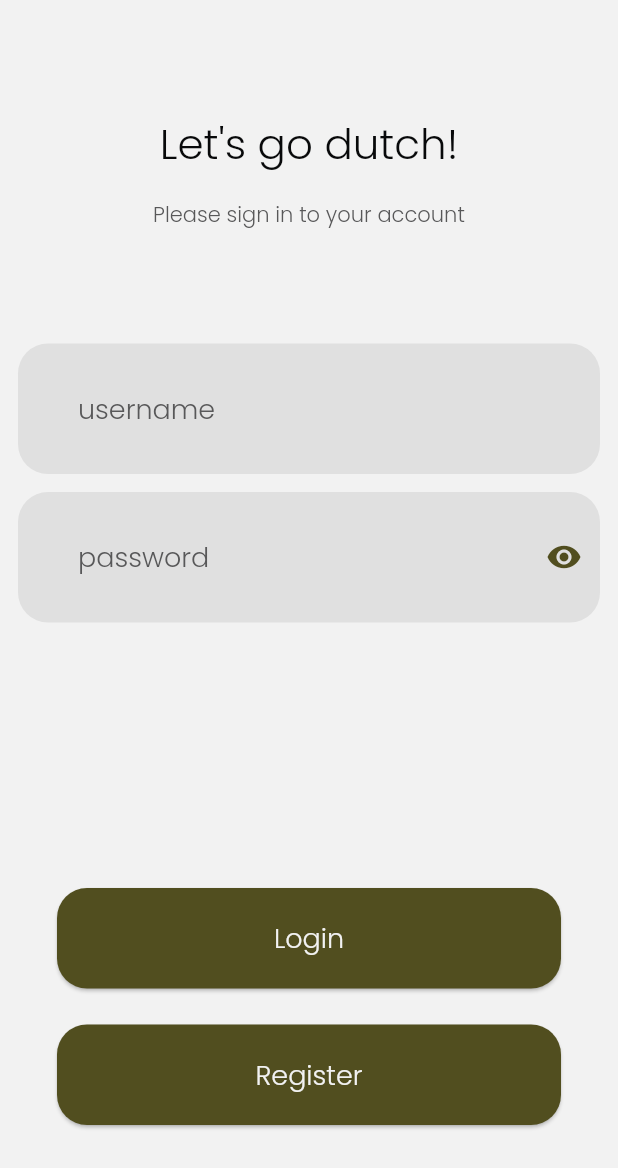
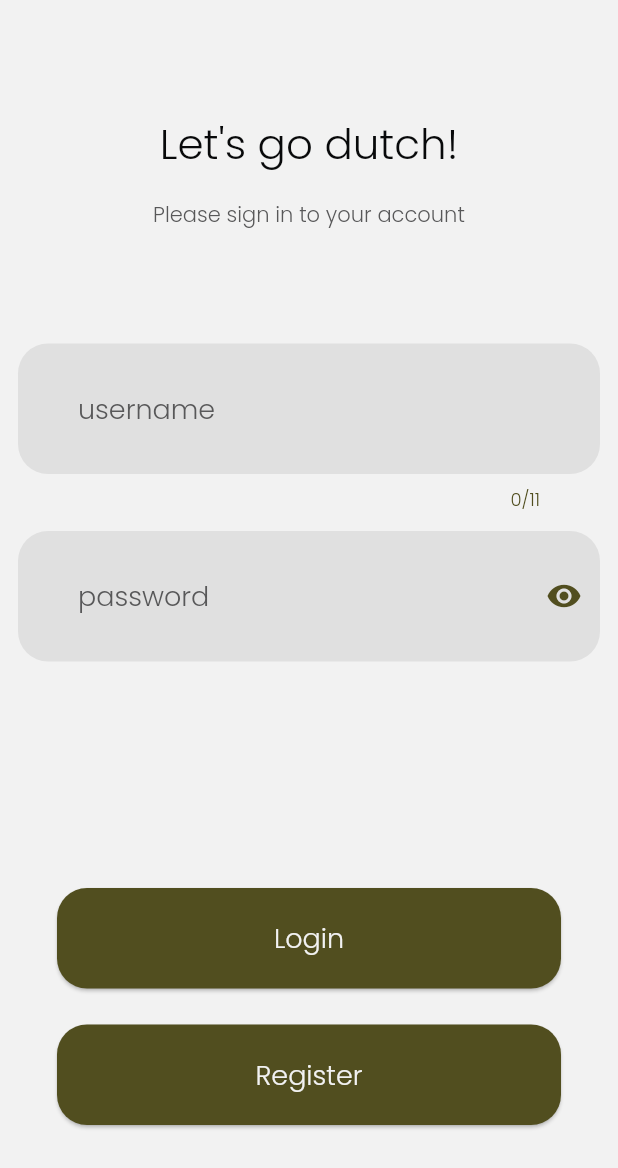
Before and after one commit to SadraDev/Dongi, a Flutter app: the LoginScreen screen opened by its route, on a phone screen of 412 x 824 dp. Shown: the top 1168 px of the screen. Run offline on Flutter 3.47's test engine with Material 2 defaults, Android fonts, the phone set to English and light mode, and no system bars; our stand-ins replace font_awesome_flutter, shared_preferences; accounts and stored records are empty; network calls fail.

Commit message:
added limit to username length

```diff
--- a/lib/ui_widgets/login_screen/textfields.dart
+++ b/lib/ui_widgets/login_screen/textfields.dart
@@ -1,4 +1,5 @@
 import 'package:flutter/material.dart';
+import 'package:my_hesab_ketab/constants.dart';
 
 class LoginScaffold extends StatelessWidget {
   const LoginScaffold({Key? key, required this.children}) : super(key: key);
@@ -57,12 +58,14 @@ class _LoginTextFieldsState extends State<LoginTextFields> {
           ),
         ),
         TextField(
+          maxLength: 11,
           cursorColor: dark ? const Color(0xffb5b072) : const Color(0xff514E1F),
           style: TextStyle(
             color: dark ? const Color(0xffb5b072) : const Color(0xff514E1F),
             fontSize: 18,
           ),
           decoration: InputDecoration(
+            counterStyle: TextStyle(color: dark ? kDarkModeBrown : kLightModeBrown),
             contentPadding: const EdgeInsets.symmetric(horizontal: 40, vertical: 30),
             hintText: 'username',
             filled: true,
```
